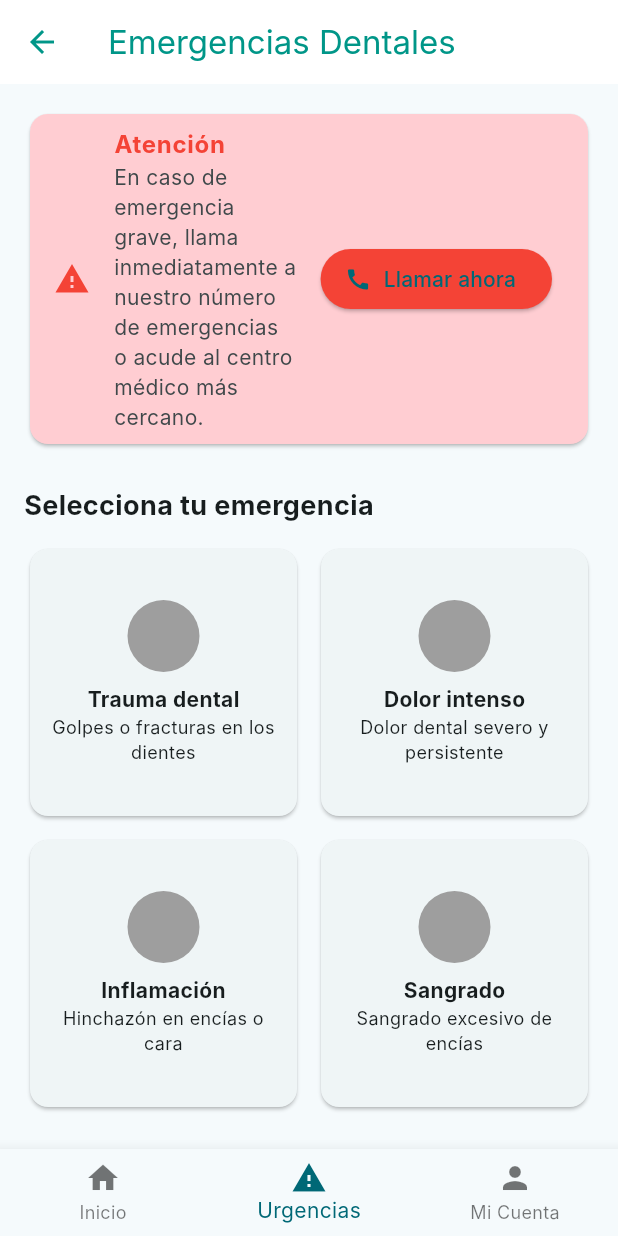
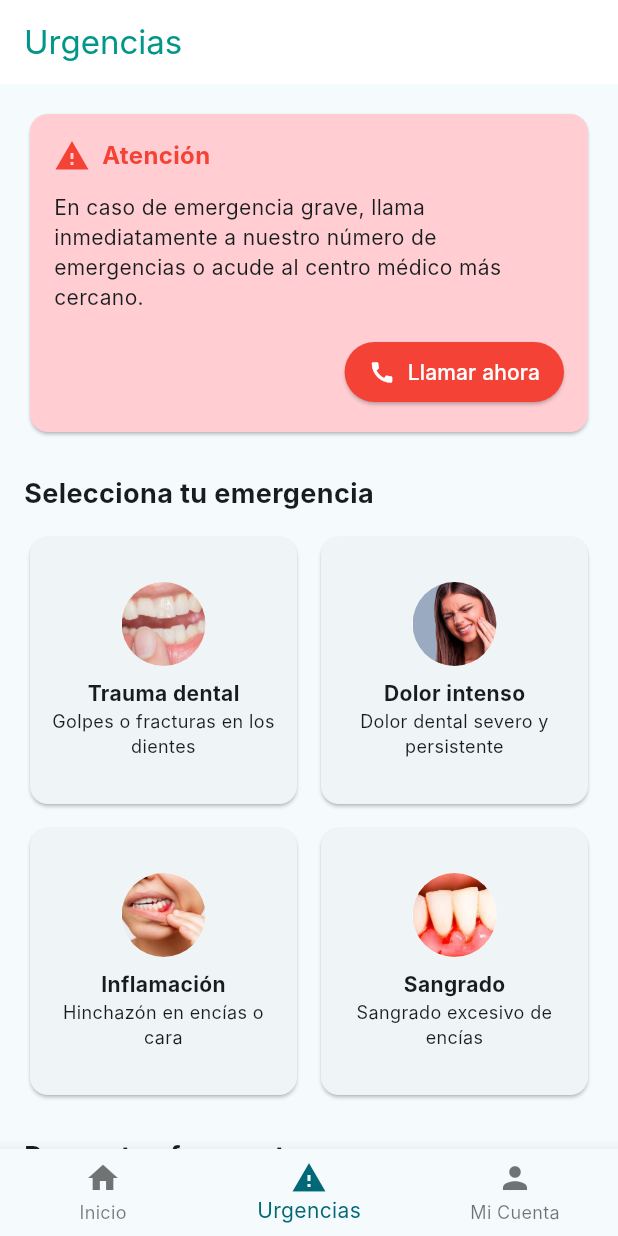
Before and after one commit to Juancamilo3821/drteeth-mobile-app, a Flutter app: the Urgency screen opened directly, on a phone screen of 412 x 824 dp. Run offline on Flutter 3.47's test engine with Material 3 defaults, Android fonts, the phone set to English and light mode, and no system bars; our stand-ins replace flutter_local_notifications, open_file, shared_preferences, timezone; accounts and stored records are empty; network calls fail; Roboto replaces fonts that are missing (Inter).

Commit message:
feat(ui): implement emergency screen with first aid dialog and FAQ section

```diff
--- a/lib/Screens/Urgency.dart
+++ b/lib/Screens/Urgency.dart
@@ -1,16 +1,50 @@
 import 'package:flutter/material.dart';
+import '../Screens/homePage.dart';
 
-class Urgency extends StatelessWidget {
+class Urgency extends StatefulWidget {
   const Urgency({super.key});
+
+  @override
+  State<Urgency> createState() => _UrgencyState();
+}
+
+class _UrgencyState extends State<Urgency> {
+  void _mostrarDialogoEmergencia(String titulo, String descripcion) {
+    showDialog(
+      context: context,
+      builder: (_) => AlertDialog(
+        shape: RoundedRectangleBorder(borderRadius: BorderRadius.circular(16)),
+        title: const Text('Primeros auxilios'),
+        content: Column(
+          mainAxisSize: MainAxisSize.min,
+          children: [
+            Text(
+              titulo,
+              style: const TextStyle(fontWeight: FontWeight.bold, fontSize: 16),
+            ),
+            const SizedBox(height: 10),
+            Text(descripcion),
+          ],
+        ),
+        actions: [
+          TextButton(
+            onPressed: () => Navigator.pop(context),
+            child: const Text('Cerrar'),
+          ),
+        ],
+      ),
+    );
+  }
 
   @override
   Widget build(BuildContext context) {
     return Scaffold(
       appBar: AppBar(
-        title: const Text('Emergencias Dentales'),
+        title: const Text('Urgencias'),
         backgroundColor: Colors.white,
         foregroundColor: Colors.teal,
         elevation: 0,
+        automaticallyImplyLeading: false,
       ),
       body: SingleChildScrollView(
         padding: const EdgeInsets.all(16),
@@ -19,70 +53,126 @@ class Urgency extends StatelessWidget {
           children: [
             Card(
               color: Colors.red[100],
-              child: ListTile(
-                leading: const Icon(Icons.warning, color: Colors.red),
-                title: const Text(
+              shape: RoundedRectangleBorder(borderRadius: BorderRadius.circular(12)),
+              child: Padding(
+                padding: const EdgeInsets.all(16.0),
+                child: Column(
+                  crossAxisAlignment: CrossAxisAlignment.start,
+                  children: [
+                    const Row(
+                      children: [
+                        Icon(Icons.warning, color: Colors.red),
+                        SizedBox(width: 8),
+                        Text(
                           'Atención',
                           style: TextStyle(
                             fontWeight: FontWeight.bold,
                             color: Colors.red,
+                            fontSize: 16,
                           ),
                         ),
-                subtitle: const Text(
+                      ],
+                    ),
+                    const SizedBox(height: 12),
+                    const Text(
                       'En caso de emergencia grave, llama inmediatamente a nuestro número de emergencias o acude al centro médico más cercano.',
+                      style: TextStyle(fontSize: 14),
                     ),
-                trailing: ElevatedButton.icon(
+                    const SizedBox(height: 16),
+                    Align(
+                      alignment: Alignment.centerRight,
+                      child: ElevatedButton.icon(
                         onPressed: () {
-                    // Aquí puedes agregar el código para llamar
+                          // Aquí puedes implementar llamada con url_launcher
                         },
-                  icon: const Icon(Icons.call),
-                  label: const Text('Llamar ahora'),
+                        icon: const Icon(Icons.call, color: Colors.white),
+                        label: const Text(
+                          'Llamar ahora',
+                          style: TextStyle(color: Colors.white),
+                        ),
                         style: ElevatedButton.styleFrom(
                           backgroundColor: Colors.red,
+                          shape: RoundedRectangleBorder(borderRadius: BorderRadius.circular(24)),
+                          padding: const EdgeInsets.symmetric(horizontal: 16, vertical: 10),
                         ),
                       ),
                     ),
+                  ],
                 ),
+              ),
+            ),
+
             const SizedBox(height: 24),
             const Text(
               'Selecciona tu emergencia',
               style: TextStyle(fontSize: 18, fontWeight: FontWeight.bold),
             ),
             const SizedBox(height: 12),
+
             GridView.count(
               crossAxisCount: 2,
               shrinkWrap: true,
               crossAxisSpacing: 8,
               mainAxisSpacing: 8,
               physics: const NeverScrollableScrollPhysics(),
-              children: const [
+              children: [
                 _UrgencyOption(
                   title: 'Trauma dental',
                   subtitle: 'Golpes o fracturas en los dientes',
+                  imagePath: 'Assets/TraumaDental.jpg',
+                  onTap: () => _mostrarDialogoEmergencia(
+                    'Trauma dental',
+                    'Enjuaga suavemente con agua tibia, aplica una compresa fría en la zona afectada y acude al odontólogo.',
+                  ),
                 ),
                 _UrgencyOption(
                   title: 'Dolor intenso',
                   subtitle: 'Dolor dental severo y persistente',
+                  imagePath: 'Assets/DolorIntenso.jpg',
+                  onTap: () => _mostrarDialogoEmergencia(
+                    'Dolor intenso',
+                    'Toma analgésicos de venta libre, evita alimentos muy fríos o calientes y acude cuanto antes a revisión.',
+                  ),
                 ),
                 _UrgencyOption(
                   title: 'Inflamación',
                   subtitle: 'Hinchazón en encías o cara',
+                  imagePath: 'Assets/Inflamacion.jpg',
+                  onTap: () => _mostrarDialogoEmergencia(
+                    'Inflamación',
+                    'Aplica hielo externamente en intervalos de 10 minutos, no te automediques y consulta al odontólogo.',
+                  ),
                 ),
                 _UrgencyOption(
                   title: 'Sangrado',
                   subtitle: 'Sangrado excesivo de encías',
+                  imagePath: 'Assets/Sangrado.jpg',
+                  onTap: () => _mostrarDialogoEmergencia(
+                    'Sangrado',
+                    'Presiona con una gasa limpia por al menos 10 minutos. Si el sangrado persiste, acude a urgencias.',
+                  ),
                 ),
               ],
             ),
+
             const SizedBox(height: 24),
             const Text(
               'Preguntas frecuentes',
               style: TextStyle(fontSize: 18, fontWeight: FontWeight.bold),
             ),
             const SizedBox(height: 12),
-            const _FaqTile(question: '¿Cuándo debo considerar una emergencia dental?'),
-            const _FaqTile(question: '¿Qué hago si se me cae un empaste?'),
-            const _FaqTile(question: '¿Cómo aliviar el dolor dental mientras espero mi cita?'),
+            const _FaqTile(
+              question: '¿Cuándo debo considerar una emergencia dental?',
+              answer: 'Cuando hay sangrado abundante, dolor severo, dientes fracturados o inflamación con fiebre.',
+            ),
+            const _FaqTile(
+              question: '¿Qué hago si se me cae un empaste?',
+              answer: 'Evita masticar en esa zona, mantén el área limpia y agenda cita lo antes posible con tu odontólogo.',
+            ),
+            const _FaqTile(
+              question: '¿Cómo aliviar el dolor dental mientras espero mi cita?',
+              answer: 'Puedes usar analgésicos de venta libre y aplicar compresas frías en la zona afectada. No apliques calor ni automediques antibióticos.',
+            ),
           ],
         ),
       ),
@@ -94,7 +184,9 @@ class Urgency extends StatelessWidget {
         ],
         currentIndex: 1,
         onTap: (index) {
-          // Navegación según el índice
+          if (index == 0) {
+            Navigator.push(context, MaterialPageRoute(builder: (_) => HomePage()));
+          }
         },
       ),
     );
@@ -104,38 +196,34 @@ class Urgency extends StatelessWidget {
 class _UrgencyOption extends StatelessWidget {
   final String title;
   final String subtitle;
+  final String imagePath;
+  final VoidCallback onTap;
 
   const _UrgencyOption({
     required this.title,
     required this.subtitle,
+    required this.imagePath,
+    required this.onTap,
   });
 
   @override
   Widget build(BuildContext context) {
     return Card(
       child: InkWell(
-        onTap: () {
-          // Acción al tocar la opción
-        },
+        onTap: onTap,
         child: Padding(
           padding: const EdgeInsets.all(12),
           child: Column(
             mainAxisAlignment: MainAxisAlignment.center,
             children: [
-              const CircleAvatar(
-                backgroundColor: Colors.grey,
-                radius: 24,
+              CircleAvatar(
+                radius: 28,
+                backgroundImage: AssetImage(imagePath),
+                backgroundColor: Colors.white,
               ),
               const SizedBox(height: 8),
-              Text(
-                title,
-                style: const TextStyle(fontWeight: FontWeight.bold),
-              ),
-              Text(
-                subtitle,
-                textAlign: TextAlign.center,
-                style: const TextStyle(fontSize: 12),
-              ),
+              Text(title, style: const TextStyle(fontWeight: FontWeight.bold)),
+              Text(subtitle, textAlign: TextAlign.center, style: const TextStyle(fontSize: 12)),
             ],
           ),
         ),
@@ -146,17 +234,21 @@ class _UrgencyOption extends StatelessWidget {
 
 class _FaqTile extends StatelessWidget {
   final String question;
+  final String answer;
 
-  const _FaqTile({required this.question});
+  const _FaqTile({
+    required this.question,
+    required this.answer,
+  });
 
   @override
   Widget build(BuildContext context) {
     return ExpansionTile(
       title: Text(question),
-      children: const [
+      children: [
         Padding(
-          padding: EdgeInsets.symmetric(horizontal: 16.0, vertical: 8.0),
-          child: Text('Respuesta de ejemplo.'),
+          padding: const EdgeInsets.symmetric(horizontal: 16.0, vertical: 8.0),
+          child: Text(answer),
         )
       ],
     );
```
Also changed, not shown: lib/Screens/Appointments.dart (+17 -2 lines), lib/Screens/Disabilities.dart (+16 -0 lines), lib/Screens/Treatment.dart (+17 -2 lines), lib/Screens/homePage.dart (+9 -1 lines), pubspec.yaml (+8 -3 lines), Assets/DolorIntenso.jpg (added), Assets/Inflamacion.jpg (added), Assets/Sangrado.jpg (added), Assets/TraumaDental.jpg (added). Lines whose indentation alone changed are shown as unchanged.
